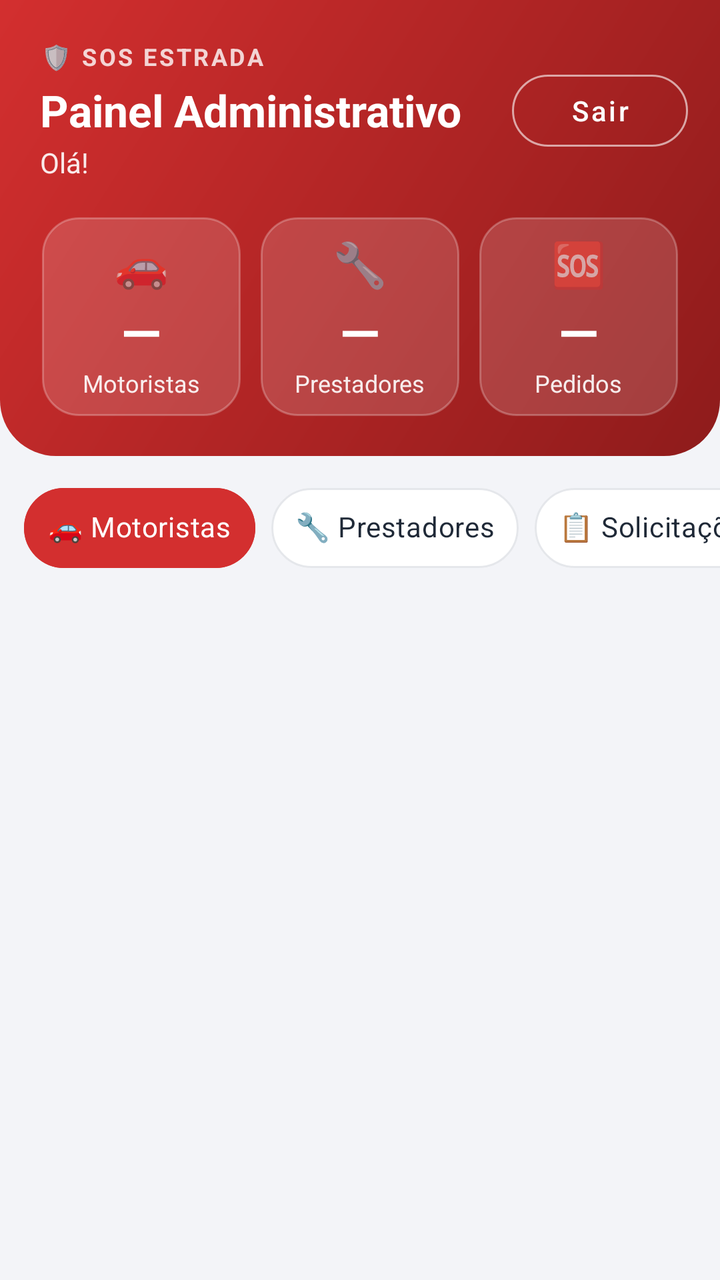
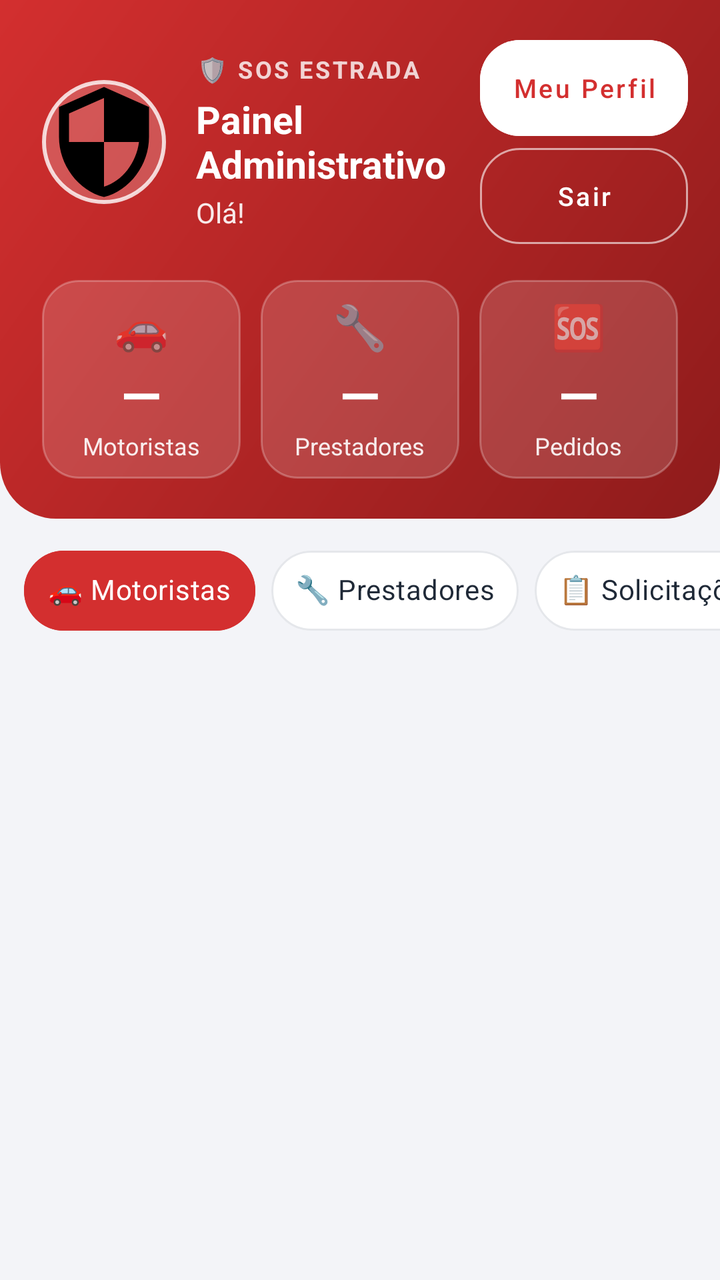

Compare the two renders of this Android layout. The source of the first and the diff that turns it into the second are given below.
<!-- AndroidManifest.xml: application theme Theme.MaterialComponents.Light.NoActionBar -->
<!-- res/layout/activity_admin.xml -->
<?xml version="1.0" encoding="utf-8"?>
<LinearLayout xmlns:android="http://schemas.android.com/apk/res/android"
    xmlns:app="http://schemas.android.com/apk/res-auto"
    android:layout_width="match_parent"
    android:layout_height="match_parent"
    android:background="@color/admin_fundo"
    android:fitsSystemWindows="true"
    android:orientation="vertical">

    
    <LinearLayout
        android:layout_width="match_parent"
        android:layout_height="wrap_content"
        android:background="@drawable/bg_admin_header"
        android:orientation="vertical"
        android:paddingStart="16dp"
        android:paddingTop="20dp"
        android:paddingEnd="16dp"
        android:paddingBottom="20dp">

        <LinearLayout
            android:layout_width="match_parent"
            android:layout_height="wrap_content"
            android:gravity="center_vertical"
            android:orientation="horizontal"
            android:paddingStart="4dp">

            <LinearLayout
                android:layout_width="0dp"
                android:layout_height="wrap_content"
                android:layout_weight="1"
                android:orientation="vertical">

                <TextView
                    android:layout_width="wrap_content"
                    android:layout_height="wrap_content"
                    android:letterSpacing="0.1"
                    android:text="🛡️ SOS ESTRADA"
                    android:textColor="#CCFFFFFF"
                    android:textSize="12sp"
                    android:textStyle="bold" />

                <TextView
                    android:layout_width="wrap_content"
                    android:layout_height="wrap_content"
                    android:layout_marginTop="4dp"
                    android:text="Painel Administrativo"
                    android:textColor="@android:color/white"
                    android:textSize="22sp"
                    android:textStyle="bold" />

                <TextView
                    android:id="@+id/tvSaudacaoAdmin"
                    android:layout_width="wrap_content"
                    android:layout_height="wrap_content"
                    android:layout_marginTop="2dp"
                    android:ellipsize="end"
                    android:maxLines="1"
                    android:text="Olá!"
                    android:textColor="#E6FFFFFF"
                    android:textSize="14sp" />
            </LinearLayout>

            <com.google.android.material.button.MaterialButton
                android:id="@+id/btnSairAdmin"
                style="@style/Widget.MaterialComponents.Button.OutlinedButton"
                android:layout_width="wrap_content"
                android:layout_height="wrap_content"
                android:text="Sair"
                android:textAllCaps="false"
                android:textColor="@android:color/white"
                app:cornerRadius="20dp"
                app:strokeColor="#99FFFFFF" />
        </LinearLayout>

        
        <androidx.constraintlayout.widget.ConstraintLayout
            android:layout_width="match_parent"
            android:layout_height="wrap_content"
            android:layout_marginTop="18dp">

            <LinearLayout
                android:id="@+id/quadroMotoristas"
                style="@style/AdminQuadroTotal"
                app:layout_constraintDimensionRatio="1:1"
                app:layout_constraintEnd_toStartOf="@id/quadroPrestadores"
                app:layout_constraintHorizontal_chainStyle="spread"
                app:layout_constraintStart_toStartOf="parent"
                app:layout_constraintTop_toTopOf="parent">

                <TextView
                    android:layout_width="wrap_content"
                    android:layout_height="wrap_content"
                    android:text="🚗"
                    android:textSize="22sp" />

                <TextView
                    android:id="@+id/tvTotalMotoristas"
                    style="@style/AdminNumeroTotal" />

                <TextView
                    style="@style/AdminRotuloTotal"
                    android:text="Motoristas" />
            </LinearLayout>

            <LinearLayout
                android:id="@+id/quadroPrestadores"
                style="@style/AdminQuadroTotal"
                app:layout_constraintDimensionRatio="1:1"
                app:layout_constraintEnd_toStartOf="@id/quadroPedidos"
                app:layout_constraintStart_toEndOf="@id/quadroMotoristas"
                app:layout_constraintTop_toTopOf="parent">

                <TextView
                    android:layout_width="wrap_content"
                    android:layout_height="wrap_content"
                    android:text="🔧"
                    android:textSize="22sp" />

                <TextView
                    android:id="@+id/tvTotalPrestadores"
                    style="@style/AdminNumeroTotal" />

                <TextView
                    style="@style/AdminRotuloTotal"
                    android:text="Prestadores" />
            </LinearLayout>

            <LinearLayout
                android:id="@+id/quadroPedidos"
                style="@style/AdminQuadroTotal"
                app:layout_constraintDimensionRatio="1:1"
                app:layout_constraintEnd_toEndOf="parent"
                app:layout_constraintStart_toEndOf="@id/quadroPrestadores"
                app:layout_constraintTop_toTopOf="parent">

                <TextView
                    android:layout_width="wrap_content"
                    android:layout_height="wrap_content"
                    android:text="🆘"
                    android:textSize="22sp" />

                <TextView
                    android:id="@+id/tvTotalSolicitacoes"
                    style="@style/AdminNumeroTotal" />

                <TextView
                    style="@style/AdminRotuloTotal"
                    android:text="Pedidos" />
            </LinearLayout>
        </androidx.constraintlayout.widget.ConstraintLayout>
    </LinearLayout>

    
    <HorizontalScrollView
        android:layout_width="match_parent"
        android:layout_height="wrap_content"
        android:layout_marginTop="12dp"
        android:clipToPadding="false"
        android:paddingStart="12dp"
        android:paddingEnd="12dp"
        android:scrollbars="none">

        <com.google.android.material.chip.ChipGroup
            android:id="@+id/grupoListas"
            android:layout_width="wrap_content"
            android:layout_height="wrap_content"
            app:checkedChip="@id/chipMotoristas"
            app:selectionRequired="true"
            app:singleLine="true"
            app:singleSelection="true">

            <com.google.android.material.chip.Chip
                android:id="@+id/chipMotoristas"
                style="@style/AdminChipSeletor"
                android:text="🚗 Motoristas" />

            <com.google.android.material.chip.Chip
                android:id="@+id/chipPrestadores"
                style="@style/AdminChipSeletor"
                android:text="🔧 Prestadores" />

            <com.google.android.material.chip.Chip
                android:id="@+id/chipSolicitacoes"
                style="@style/AdminChipSeletor"
                android:text="📋 Solicitações" />

            <com.google.android.material.chip.Chip
                android:id="@+id/chipMensagens"
                style="@style/AdminChipSeletor"
                android:text="💬 Mensagens" />
        </com.google.android.material.chip.ChipGroup>
    </HorizontalScrollView>

    
    <FrameLayout
        android:layout_width="match_parent"
        android:layout_height="0dp"
        android:layout_weight="1">

        <ProgressBar
            android:id="@+id/progressBar"
            android:layout_width="wrap_content"
            android:layout_height="wrap_content"
            android:layout_gravity="center_horizontal"
            android:layout_marginTop="32dp"
            android:visibility="gone" />

        <TextView
            android:id="@+id/tvListaVazia"
            android:layout_width="match_parent"
            android:layout_height="wrap_content"
            android:layout_marginTop="32dp"
            android:gravity="center"
            android:paddingStart="24dp"
            android:paddingEnd="24dp"
            android:textColor="@color/admin_texto_secundario"
            android:textSize="15sp"
            android:visibility="gone" />

        <androidx.recyclerview.widget.RecyclerView
            android:id="@+id/rvLista"
            android:layout_width="match_parent"
            android:layout_height="match_parent"
            android:clipToPadding="false"
            android:paddingStart="12dp"
            android:paddingTop="4dp"
            android:paddingEnd="12dp"
            android:paddingBottom="16dp" />
    </FrameLayout>

</LinearLayout>
<!-- resources referenced by this layout -->
<resources>
  <color name="admin_fundo">#F3F4F8</color>
  <color name="admin_texto_secundario">#6B7280</color>
  <!-- drawable bg_admin_header (drawable) -->
  <?xml version="1.0" encoding="utf-8"?>
  <shape xmlns:android="http://schemas.android.com/apk/res/android" android:shape="rectangle">
      <gradient
          android:angle="315"
          android:startColor="@color/admin_vermelho"
          android:endColor="@color/admin_vermelho_escuro" />
      <corners
          android:bottomLeftRadius="28dp"
          android:bottomRightRadius="28dp" />
  </shape>
  <style name="AdminChipSeletor" parent="Widget.MaterialComponents.Chip.Choice">
          <item name="android:layout_width">wrap_content</item>
          <item name="android:layout_height">wrap_content</item>
          <item name="android:textSize">14sp</item>
          <item name="android:textColor">@color/admin_chip_texto</item>
          <item name="chipBackgroundColor">@color/admin_chip_fundo</item>
          <item name="chipStrokeColor">@color/admin_chip_borda</item>
          <item name="chipStrokeWidth">1dp</item>
          <item name="chipMinHeight">40dp</item>
          <item name="checkedIconVisible">false</item>
      </style>
  <style name="AdminNumeroTotal">
          <item name="android:layout_width">wrap_content</item>
          <item name="android:layout_height">wrap_content</item>
          <item name="android:layout_marginTop">2dp</item>
          <item name="android:text">—</item>
          <item name="android:textColor">@android:color/white</item>
          <item name="android:textSize">26sp</item>
          <item name="android:textStyle">bold</item>
      </style>
  <style name="AdminQuadroTotal">
          <item name="android:layout_width">0dp</item>
          <item name="android:layout_height">0dp</item>
          <item name="android:layout_marginStart">5dp</item>
          <item name="android:layout_marginEnd">5dp</item>
          <item name="android:background">@drawable/bg_admin_quadro</item>
          <item name="android:gravity">center</item>
          <item name="android:orientation">vertical</item>
      </style>
  <style name="AdminRotuloTotal">
          <item name="android:layout_width">wrap_content</item>
          <item name="android:layout_height">wrap_content</item>
          <item name="android:textColor">#E6FFFFFF</item>
          <item name="android:textSize">12sp</item>
      </style>
  <color name="admin_vermelho">#D32F2F</color>
  <color name="admin_vermelho_escuro">#8E1B1B</color>
  <!-- drawable bg_admin_quadro (drawable) -->
  <?xml version="1.0" encoding="utf-8"?>
  <shape xmlns:android="http://schemas.android.com/apk/res/android" android:shape="rectangle">
      <solid android:color="#26FFFFFF" />
      <stroke android:width="1dp" android:color="#40FFFFFF" />
      <corners android:radius="18dp" />
  </shape>
</resources>

<!-- the commit's change to res/layout/activity_admin.xml (unified diff, before → after) -->
@@ -25,9 +25,23 @@
             android:orientation="horizontal"
             android:paddingStart="4dp">
 
+            
+            <com.google.android.material.imageview.ShapeableImageView
+                android:id="@+id/ivFotoAdminCabecalho"
+                android:layout_width="64dp"
+                android:layout_height="64dp"
+                android:background="#33FFFFFF"
+                android:padding="2dp"
+                android:scaleType="centerCrop"
+                android:src="@drawable/ic_admin"
+                app:shapeAppearanceOverlay="@style/AdminLogoCircular"
+                app:strokeColor="#CCFFFFFF"
+                app:strokeWidth="2dp" />
+
             <LinearLayout
                 android:layout_width="0dp"
                 android:layout_height="wrap_content"
+                android:layout_marginStart="14dp"
                 android:layout_weight="1"
                 android:orientation="vertical">
 
@@ -46,7 +60,7 @@
                     android:layout_marginTop="4dp"
                     android:text="Painel Administrativo"
                     android:textColor="@android:color/white"
-                    android:textSize="22sp"
+                    android:textSize="19sp"
                     android:textStyle="bold" />
 
                 <TextView
@@ -61,16 +75,40 @@
                     android:textSize="14sp" />
             </LinearLayout>
 
-            <com.google.android.material.button.MaterialButton
-                android:id="@+id/btnSairAdmin"
-                style="@style/Widget.MaterialComponents.Button.OutlinedButton"
+            <LinearLayout
                 android:layout_width="wrap_content"
                 android:layout_height="wrap_content"
-                android:text="Sair"
-                android:textAllCaps="false"
-                android:textColor="@android:color/white"
-                app:cornerRadius="20dp"
-                app:strokeColor="#99FFFFFF" />
+                android:orientation="vertical">
+
+                <com.google.android.material.button.MaterialButton
+                    android:id="@+id/btnMeuPerfil"
+                    style="@style/Widget.MaterialComponents.Button.UnelevatedButton"
+                    android:layout_width="match_parent"
+                    android:layout_height="wrap_content"
+                    android:backgroundTint="@android:color/white"
+                    android:insetTop="0dp"
+                    android:insetBottom="0dp"
+                    android:text="Meu Perfil"
+                    android:textAllCaps="false"
+                    android:textColor="@color/admin_vermelho"
+                    android:textSize="13sp"
+                    app:cornerRadius="20dp" />
+
+                <com.google.android.material.button.MaterialButton
+                    android:id="@+id/btnSairAdmin"
+                    style="@style/Widget.MaterialComponents.Button.OutlinedButton"
+                    android:layout_width="match_parent"
+                    android:layout_height="wrap_content"
+                    android:layout_marginTop="6dp"
+                    android:insetTop="0dp"
+                    android:insetBottom="0dp"
+                    android:text="Sair"
+                    android:textAllCaps="false"
+                    android:textColor="@android:color/white"
+                    android:textSize="13sp"
+                    app:cornerRadius="20dp"
+                    app:strokeColor="#99FFFFFF" />
+            </LinearLayout>
         </LinearLayout>
 
         
<!-- resource entries referenced after the edit -->
@@ -13,6 +13,16 @@
           android:bottomLeftRadius="28dp"
           android:bottomRightRadius="28dp" />
   </shape>
+  <!-- drawable ic_admin (drawable) -->
+  <vector xmlns:android="http://schemas.android.com/apk/res/android"
+      android:width="24dp"
+      android:height="24dp"
+      android:viewportWidth="24"
+      android:viewportHeight="24">
+      <path
+          android:fillColor="#FF000000"
+          android:pathData="M12,1L3,5v6c0,5.55 3.84,10.74 9,12 5.16,-1.26 9,-6.45 9,-12V5l-9,-4zM12,11.99h7c-0.53,4.12 -3.28,7.79 -7,8.94V12H5V6.3l7,-3.11v8.8z"/>
+  </vector>
   <style name="AdminChipSeletor" parent="Widget.MaterialComponents.Chip.Choice">
           <item name="android:layout_width">wrap_content</item>
           <item name="android:layout_height">wrap_content</item>
@@ -23,6 +33,10 @@
           <item name="chipStrokeWidth">1dp</item>
           <item name="chipMinHeight">40dp</item>
           <item name="checkedIconVisible">false</item>
+      </style>
+  <style name="AdminLogoCircular">
+          <item name="cornerFamily">rounded</item>
+          <item name="cornerSize">50%</item>
       </style>
   <style name="AdminNumeroTotal">
           <item name="android:layout_width">wrap_content</item>
